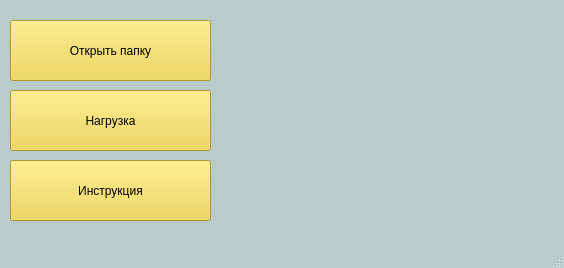
First picture: the form in untitled.ui, repository DaovaJo/sysproject, before the edit.
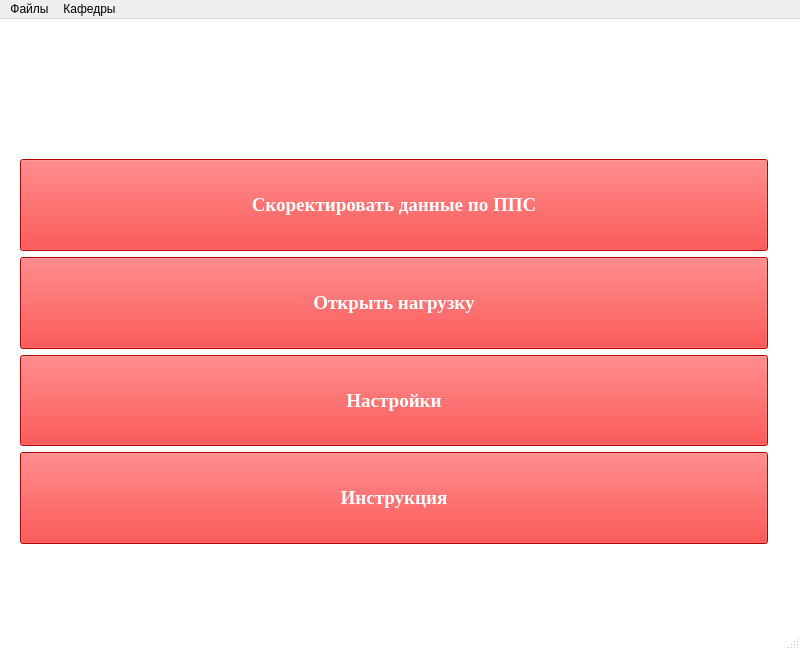
Second picture: the form after the edit. Icons and pictures are not drawn.

Patch:
```diff
--- a/untitled.ui
+++ b/untitled.ui
@@ -6,38 +6,44 @@
    <rect>
     <x>0</x>
     <y>0</y>
-    <width>564</width>
-    <height>268</height>
+    <width>800</width>
+    <height>650</height>
    </rect>
   </property>
   <property name="sizePolicy">
-   <sizepolicy hsizetype="Fixed" vsizetype="Fixed">
+   <sizepolicy hsizetype="Maximum" vsizetype="Maximum">
     <horstretch>56</horstretch>
     <verstretch>26</verstretch>
    </sizepolicy>
   </property>
   <property name="minimumSize">
    <size>
-    <width>564</width>
-    <height>268</height>
+    <width>800</width>
+    <height>550</height>
    </size>
   </property>
   <property name="maximumSize">
    <size>
-    <width>564</width>
-    <height>268</height>
+    <width>800</width>
+    <height>650</height>
    </size>
   </property>
+  <property name="font">
+   <font>
+    <family>Rockwell</family>
+   </font>
+  </property>
   <property name="windowTitle">
    <string>MainWindow</string>
   </property>
   <property name="styleSheet">
    <string notr="true">QMainWindow{
-	background-color: #bacbcb;
+	background-color: #fff;
 }
 
 QPushButton{
-	background-color: #efd23d;
+	background-color: #ff0000;
+	color: #fff
 }
 
 QPushButton:hover{
@@ -47,55 +53,146 @@
 </string>
   </property>
   <widget class="QWidget" name="centralwidget">
-   <widget class="QPushButton" name="pushButton">
+   <widget class="QWidget" name="gridLayoutWidget">
     <property name="geometry">
      <rect>
-      <x>10</x>
-      <y>20</y>
-      <width>201</width>
-      <height>61</height>
+      <x>20</x>
+      <y>140</y>
+      <width>761</width>
+      <height>391</height>
      </rect>
     </property>
-    <property name="styleSheet">
-     <string notr="true"/>
-    </property>
-    <property name="text">
-     <string>Открыть папку</string>
-    </property>
+    <layout class="QGridLayout" name="gridLayout">
+     <item row="0" column="1" rowspan="5">
+      <widget class="QLabel" name="label">
+       <property name="text">
+        <string/>
+       </property>
+       <property name="pixmap">
+        <pixmap>../../Downloads/Лого (1).jpg</pixmap>
+       </property>
+      </widget>
+     </item>
+     <item row="2" column="0">
+      <widget class="QPushButton" name="nag">
+       <property name="sizePolicy">
+        <sizepolicy hsizetype="Expanding" vsizetype="Expanding">
+         <horstretch>0</horstretch>
+         <verstretch>0</verstretch>
+        </sizepolicy>
+       </property>
+       <property name="font">
+        <font>
+         <family>Times New Roman</family>
+         <pointsize>14</pointsize>
+         <italic>false</italic>
+         <bold>true</bold>
+         <kerning>true</kerning>
+        </font>
+       </property>
+       <property name="styleSheet">
+        <string notr="true"/>
+       </property>
+       <property name="text">
+        <string>Настройки</string>
+       </property>
+      </widget>
+     </item>
+     <item row="0" column="0">
+      <widget class="QPushButton" name="pps">
+       <property name="sizePolicy">
+        <sizepolicy hsizetype="Expanding" vsizetype="Expanding">
+         <horstretch>0</horstretch>
+         <verstretch>0</verstretch>
+        </sizepolicy>
+       </property>
+       <property name="font">
+        <font>
+         <family>Times New Roman</family>
+         <pointsize>14</pointsize>
+         <italic>false</italic>
+         <bold>true</bold>
+         <kerning>true</kerning>
+        </font>
+       </property>
+       <property name="styleSheet">
+        <string notr="true"/>
+       </property>
+       <property name="text">
+        <string>Скоректировать данные по ППС</string>
+       </property>
+      </widget>
+     </item>
+     <item row="1" column="0">
+      <widget class="QPushButton" name="settings">
+       <property name="sizePolicy">
+        <sizepolicy hsizetype="Expanding" vsizetype="Expanding">
+         <horstretch>0</horstretch>
+         <verstretch>0</verstretch>
+        </sizepolicy>
+       </property>
+       <property name="font">
+        <font>
+         <family>Times New Roman</family>
+         <pointsize>14</pointsize>
+         <italic>false</italic>
+         <bold>true</bold>
+         <kerning>true</kerning>
+        </font>
+       </property>
+       <property name="styleSheet">
+        <string notr="true"/>
+       </property>
+       <property name="text">
+        <string>Открыть нагрузку</string>
+       </property>
+      </widget>
+     </item>
+     <item row="3" column="0">
+      <widget class="QPushButton" name="help">
+       <property name="sizePolicy">
+        <sizepolicy hsizetype="Expanding" vsizetype="Expanding">
+         <horstretch>0</horstretch>
+         <verstretch>0</verstretch>
+        </sizepolicy>
+       </property>
+       <property name="font">
+        <font>
+         <family>Times New Roman</family>
+         <pointsize>14</pointsize>
+         <italic>false</italic>
+         <bold>true</bold>
+         <kerning>true</kerning>
+        </font>
+       </property>
+       <property name="styleSheet">
+        <string notr="true"/>
+       </property>
+       <property name="text">
+        <string>Инструкция</string>
+       </property>
+      </widget>
+     </item>
+    </layout>
    </widget>
-   <widget class="QPushButton" name="pushButton_2">
+   <widget class="QWidget" name="verticalLayoutWidget">
     <property name="geometry">
      <rect>
-      <x>10</x>
-      <y>90</y>
-      <width>201</width>
-      <height>61</height>
+      <x>190</x>
+      <y>40</y>
+      <width>421</width>
+      <height>131</height>
      </rect>
     </property>
-    <property name="text">
-     <string>Нагрузка</string>
-    </property>
+    <layout class="QVBoxLayout" name="verticalLayout"/>
    </widget>
-   <widget class="QPushButton" name="pushButton_3">
+   <widget class="QLabel" name="label_2">
     <property name="geometry">
      <rect>
-      <x>10</x>
-      <y>160</y>
-      <width>201</width>
-      <height>61</height>
-     </rect>
-    </property>
-    <property name="text">
-     <string>Инструкция</string>
-    </property>
-   </widget>
-   <widget class="QLabel" name="label">
-    <property name="geometry">
-     <rect>
-      <x>218</x>
-      <y>25</y>
-      <width>341</width>
-      <height>201</height>
+      <x>190</x>
+      <y>0</y>
+      <width>419</width>
+      <height>129</height>
      </rect>
     </property>
     <property name="text">
@@ -111,10 +208,26 @@
     <rect>
      <x>0</x>
      <y>0</y>
-     <width>564</width>
+     <width>800</width>
      <height>22</height>
     </rect>
    </property>
+   <widget class="QMenu" name="menuafqks">
+    <property name="title">
+     <string>Файлы</string>
+    </property>
+    <addaction name="action"/>
+    <addaction name="action_2"/>
+   </widget>
+   <widget class="QMenu" name="menu">
+    <property name="title">
+     <string>Кафедры</string>
+    </property>
+    <addaction name="action_3"/>
+    <addaction name="action_4"/>
+   </widget>
+   <addaction name="menuafqks"/>
+   <addaction name="menu"/>
   </widget>
   <widget class="QStatusBar" name="statusbar"/>
  </widget>
```
Left out of the diff: 25 changed lines with no effect on the pictures.
